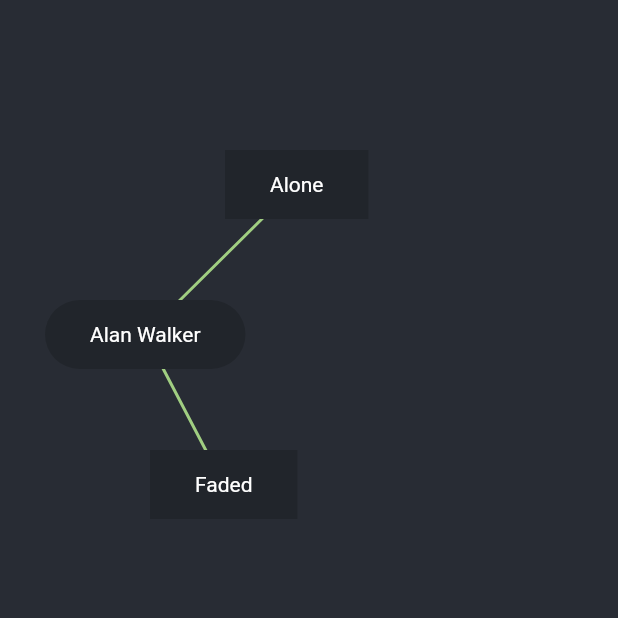
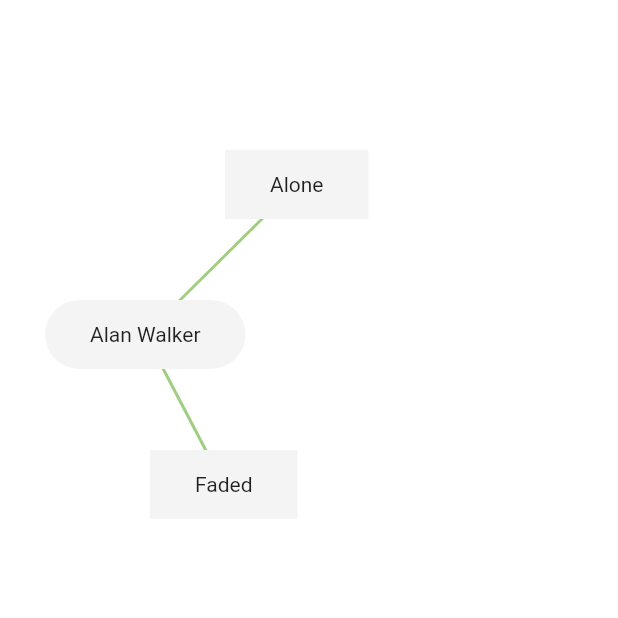
Before and after one commit to TwentyFiveSoftware/musicmap, a Flutter app: the screen it shows after launch, on a phone screen of 412 x 824 dp, the top half of it. Run offline on Flutter 3.47's test engine with Material 2 defaults, Android fonts, the phone set to English and light mode, and no system bars.

Commit message:
adjust light & dark theme

```diff
--- a/lib/main.dart
+++ b/lib/main.dart
@@ -1,4 +1,5 @@
 import 'package:flutter/material.dart';
+import 'package:flutter/services.dart';
 import './models/NodeInfo.dart';
 import './models/EdgeInfo.dart';
 import './widgets/MusicMap.dart';
@@ -10,14 +11,23 @@ void main() {
 class MyApp extends StatelessWidget {
   @override
   Widget build(BuildContext context) {
+    SystemChrome.setSystemUIOverlayStyle(SystemUiOverlayStyle.light);
+
     return MaterialApp(
       title: 'MusicMap',
       theme: ThemeData(
+        brightness: Brightness.light,
+        primaryColor: Color(0xFFFFFFFF),
+        primaryColorDark: Color(0xFFF4F4F4),
+        accentColor: Color(0xFFA0CE81),
+      ),
+      darkTheme: ThemeData(
+        brightness: Brightness.dark,
         primaryColor: Color(0xFF282C34),
         primaryColorDark: Color(0xFF21252B),
         accentColor: Color(0xFFA0CE81),
-        brightness: Brightness.dark,
       ),
+      themeMode: ThemeMode.system,
       home: Home(),
       debugShowCheckedModeBanner: false,
     );
```
